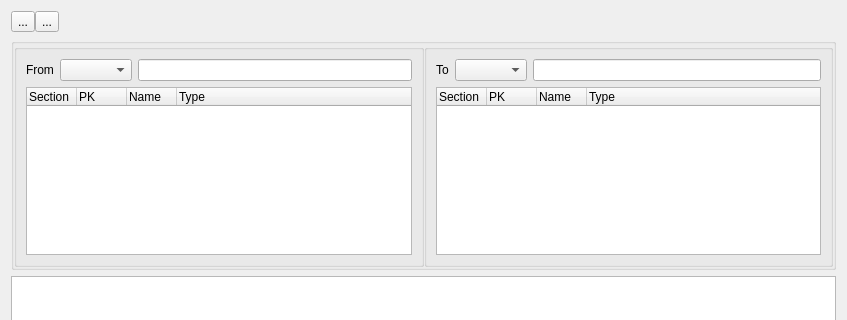
First picture: the form in TableComparisonForm.ui, repository fritzone/ddm, before the edit; both pictures show x 0 to 847 and y 0 to 320 of the 847 by 476 pixel window.
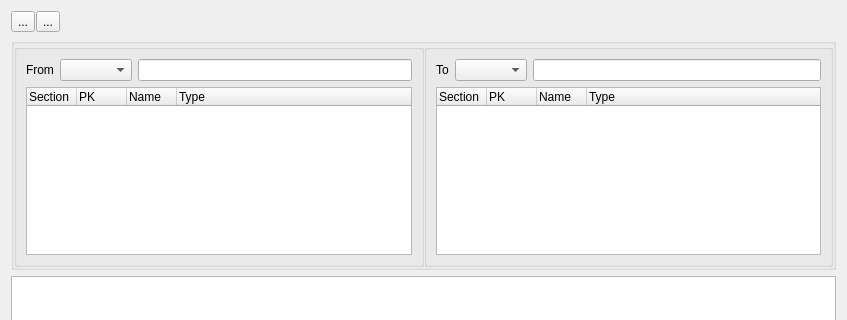
Second picture: the form after the edit. Icons and pictures are not drawn.

```diff
--- a/TableComparisonForm.ui
+++ b/TableComparisonForm.ui
@@ -17,7 +17,7 @@
    <item>
     <layout class="QHBoxLayout" name="horizontalLayout_15">
      <property name="spacing">
-      <number>0</number>
+      <number>1</number>
      </property>
      <item>
       <widget class="QToolButton" name="btnSave">
@@ -46,8 +46,8 @@
       <widget class="QToolButton" name="btnInject">
        <property name="maximumSize">
         <size>
-         <width>24</width>
-         <height>24</height>
+         <width>32</width>
+         <height>32</height>
         </size>
        </property>
        <property name="toolTip">
@@ -63,6 +63,12 @@
         <iconset resource="dbm.qrc">
          <normaloff>:/images/actions/images/small/database.png</normaloff>:/images/actions/images/small/database.png</iconset>
        </property>
+       <property name="iconSize">
+        <size>
+         <width>20</width>
+         <height>20</height>
+        </size>
+       </property>
       </widget>
      </item>
      <item>
```
Left out of the diff: 27 changed lines with no effect on the pictures.
